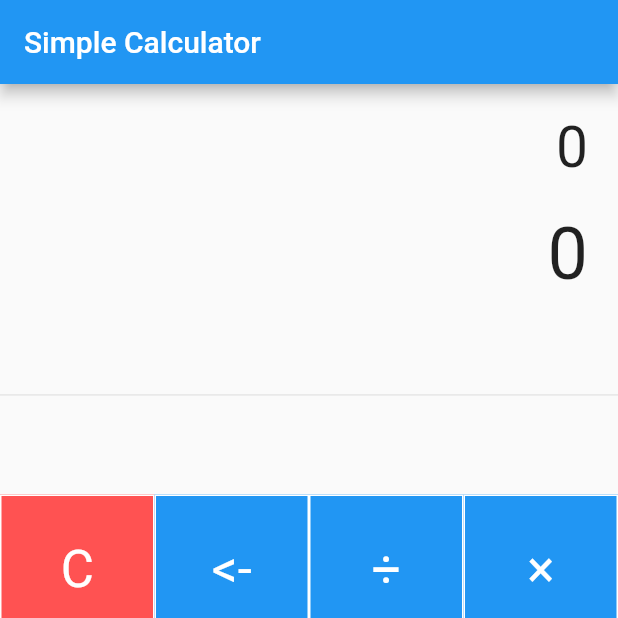
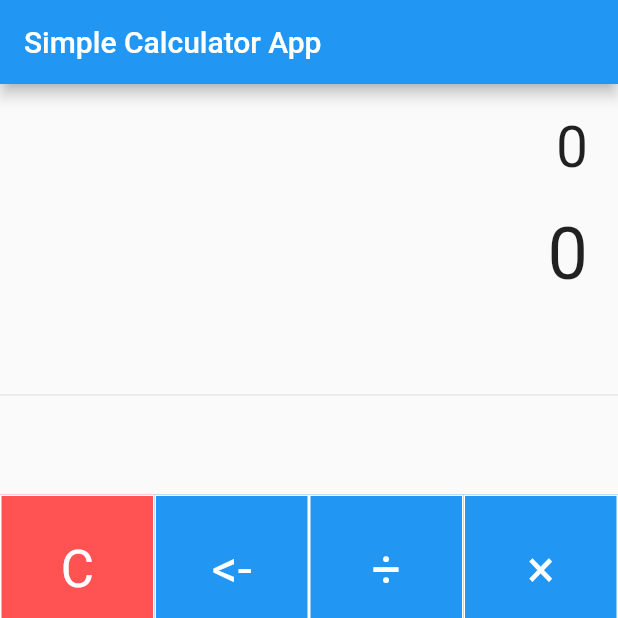
Before and after one commit to Kasweka1/Simple-Calculator, a Flutter app: the screen it shows after launch, on a phone screen of 412 x 824 dp, the top half of it. Run offline on Flutter 3.47's test engine with Material 2 defaults, Android fonts, the phone set to English and light mode, and no system bars; our stand-ins replace math_expressions.

Commit message:
changed the title on the appBar

```diff
--- a/lib/main.dart
+++ b/lib/main.dart
@@ -106,7 +106,7 @@ class _SimpleCalculatorState extends State<SimpleCalculator> {
   Widget build(BuildContext context) {
     return Scaffold(
       appBar: AppBar(
-        title: Text("Simple Calculator"),
+        title: Text("Simple Calculator App"),
       ),
       body: Column(
         children: <Widget>[
```
